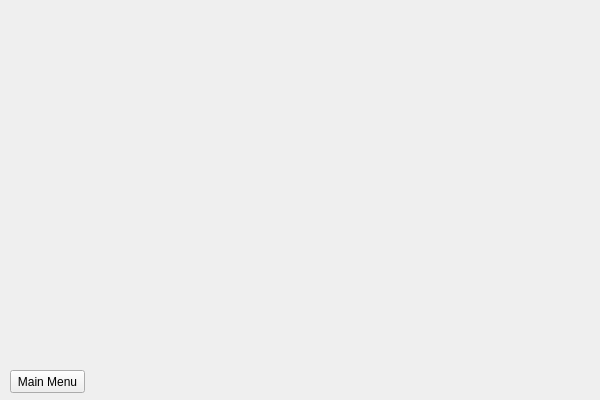
First picture: the form in European-Vacation-Program/viewwindow.ui, repository AaronGeesink/CS1D-European-Vacation-Project, before the edit.
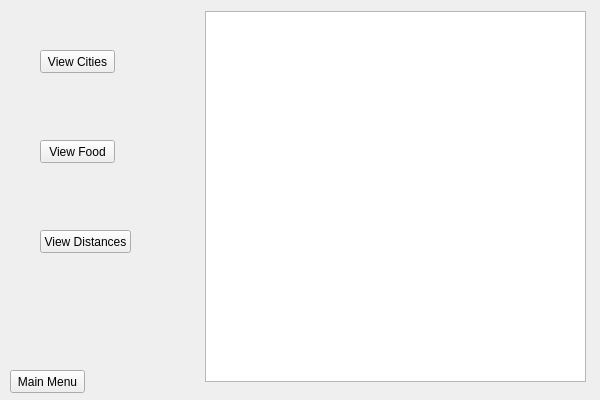
Second picture: the form after the edit.

```diff
--- a/European-Vacation-Program/viewwindow.ui
+++ b/European-Vacation-Program/viewwindow.ui
@@ -26,6 +26,55 @@
     <string>Main Menu</string>
    </property>
   </widget>
+  <widget class="QTableView" name="databaseView">
+   <property name="geometry">
+    <rect>
+     <x>205</x>
+     <y>11</y>
+     <width>381</width>
+     <height>371</height>
+    </rect>
+   </property>
+  </widget>
+  <widget class="QPushButton" name="loadCities">
+   <property name="geometry">
+    <rect>
+     <x>40</x>
+     <y>50</y>
+     <width>75</width>
+     <height>23</height>
+    </rect>
+   </property>
+   <property name="text">
+    <string>View Cities</string>
+   </property>
+  </widget>
+  <widget class="QPushButton" name="loadFood">
+   <property name="geometry">
+    <rect>
+     <x>40</x>
+     <y>140</y>
+     <width>75</width>
+     <height>23</height>
+    </rect>
+   </property>
+   <property name="text">
+    <string>View Food</string>
+   </property>
+  </widget>
+  <widget class="QPushButton" name="loadDistances">
+   <property name="geometry">
+    <rect>
+     <x>40</x>
+     <y>230</y>
+     <width>91</width>
+     <height>23</height>
+    </rect>
+   </property>
+   <property name="text">
+    <string>View Distances</string>
+   </property>
+  </widget>
  </widget>
  <resources/>
  <connections/>
```
